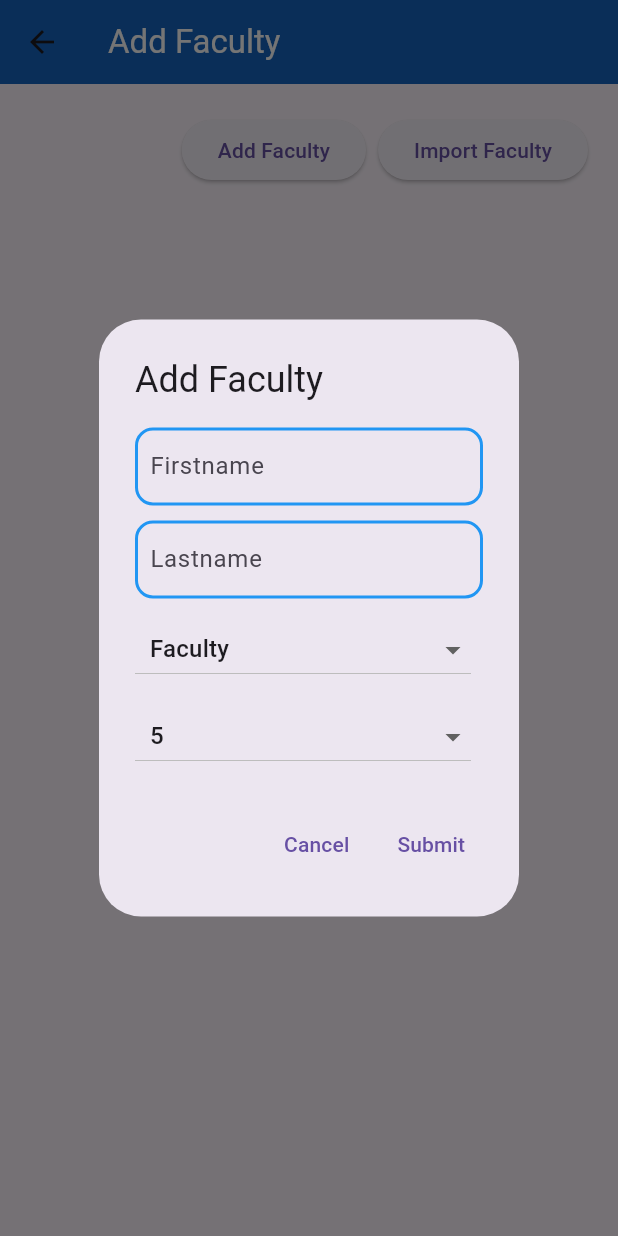
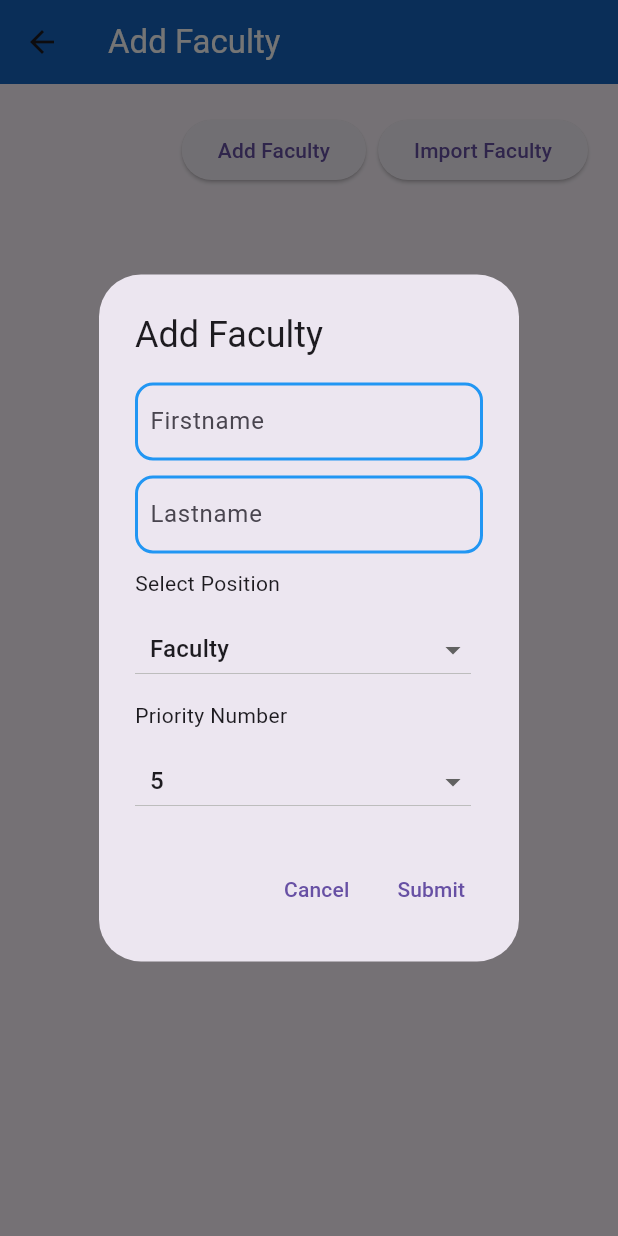
Before and after one commit to pandanaim21/timetronix, a Flutter app: the AddFaculty screen opened directly, after a tap on "Add Faculty", on a phone screen of 412 x 824 dp. Run offline on Flutter 3.47's test engine with Material 3 defaults, Android fonts, the phone set to English and light mode, and no system bars; our stand-ins replace file_picker, sqflite_common_ffi; missing offline and left inert: excel; accounts and stored records are empty.

Commit message:
Done Fixing Minor Issues

```diff
--- a/lib/components/custom_classroom_dialog.dart
+++ b/lib/components/custom_classroom_dialog.dart
@@ -48,7 +48,7 @@ class _CustomClassroomDialogState extends State<CustomClassroomDialog> {
           const SizedBox(height: 50),
           CustomTextField(
             borderColor: Colors.blue,
-            hintText: 'Classroom',
+            hintText: 'Room',
             controller: _roomController,
             textAlign: TextAlign.center,
             symmetricPadding: const EdgeInsets.symmetric(horizontal: 45.0),
--- a/lib/components/custom_faculty_dialog.dart
+++ b/lib/components/custom_faculty_dialog.dart
@@ -84,6 +84,11 @@ class _CustomFacultyDialogState extends State<CustomFacultyDialog> {
               },
             ),
             const SizedBox(height: 10),
+            Column(
+              crossAxisAlignment: CrossAxisAlignment.start,
+              children: [
+                const Text('Select Position'),
+                const SizedBox(height: 10),
                 Padding(
                   padding: const EdgeInsets.only(right: 8.0),
                   child: DropdownButton<String>(
@@ -95,7 +100,6 @@ class _CustomFacultyDialogState extends State<CustomFacultyDialog> {
                       });
                     },
                     borderRadius: BorderRadius.circular(12.0),
-                //alignment: Alignment.center,
                     items: widget.positionDropdownItems
                         .map<DropdownMenuItem<String>>((String value) {
                       return DropdownMenuItem<String>(
@@ -108,6 +112,13 @@ class _CustomFacultyDialogState extends State<CustomFacultyDialog> {
                     }).toList(),
                   ),
                 ),
+              ],
+            ),
+            const SizedBox(height: 10),
+            Column(
+              crossAxisAlignment: CrossAxisAlignment.start,
+              children: [
+                const Text('Priority Number'),
                 const SizedBox(height: 10),
                 Padding(
                   padding: const EdgeInsets.only(right: 8.0),
@@ -120,7 +131,6 @@ class _CustomFacultyDialogState extends State<CustomFacultyDialog> {
                       });
                     },
                     borderRadius: BorderRadius.circular(12.0),
-                //alignment: Alignment.center,
                     items: widget.priorityNumberDropdownItems
                         .map<DropdownMenuItem<int>>((int value) {
                       return DropdownMenuItem<int>(
@@ -132,6 +142,8 @@ class _CustomFacultyDialogState extends State<CustomFacultyDialog> {
                       );
                     }).toList(),
                   ),
+                ),
+              ],
             ),
           ],
         ),
```
Also changed, not shown: lib/components/custom_curriculum_dialog.dart (+14 -2 lines), lib/pages/curriculum.dart (+6 -4 lines), lib/pages/faculty.dart (+8 -6 lines). Lines whose indentation alone changed are shown as unchanged.
